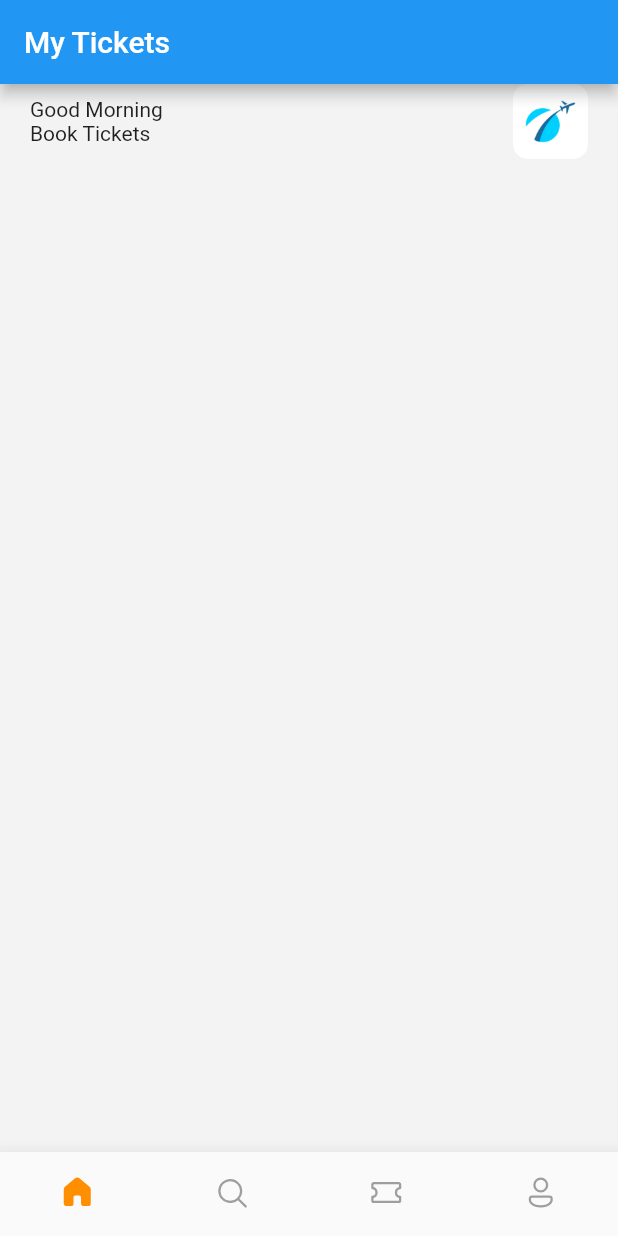
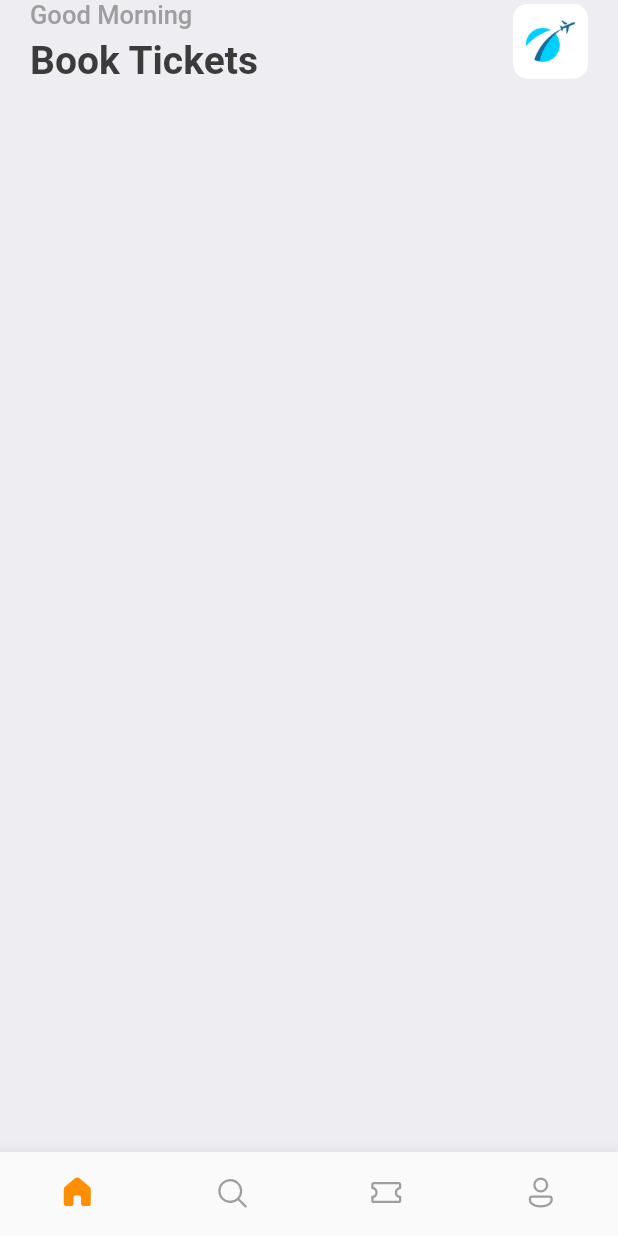
Before and after one commit to VinicioSantos/TicketBookAppFlutterStudyCase, a Flutter app: the screen it shows after launch, on a phone screen of 412 x 824 dp. Run offline on Flutter 3.47's test engine with Material 2 defaults, Android fonts, the phone set to English and light mode, and no system bars; our stand-ins replace fluentui_icons.

Commit message:
add styles utils

```diff
--- a/lib/main.dart
+++ b/lib/main.dart
@@ -1,5 +1,6 @@
 import 'package:flutter/material.dart';
 import 'package:flutter_application_1/scrrens/bottom_bar.dart';
+import 'package:flutter_application_1/utils/app_styles.dart';
 
 void main() {
   runApp(const MyApp());
@@ -12,9 +13,10 @@ class MyApp extends StatelessWidget {
   @override
   Widget build(BuildContext context) {
     return MaterialApp(
+      debugShowCheckedModeBanner: false,
       title: 'Flutter Demo',
       theme: ThemeData(
-        primarySwatch: Colors.blue,
+        primaryColor: primary
       ),
       home: const BottomBar(),
     );
--- a/lib/scrrens/bottom_bar.dart
+++ b/lib/scrrens/bottom_bar.dart
@@ -37,9 +37,6 @@ class _BottomBarState extends State<BottomBar> {
   @override
   Widget build(BuildContext context) {
     return Scaffold(
-      appBar: AppBar(
-        title: Text('My Tickets'),
-      ),
       body: Center(
         child: _widgetOptions[_selectedIndex],
       ),
--- a/lib/scrrens/home_screen.dart
+++ b/lib/scrrens/home_screen.dart
@@ -1,6 +1,8 @@
 import 'package:flutter/material.dart';
 import 'package:flutter/src/foundation/key.dart';
 import 'package:flutter/src/widgets/framework.dart';
+
+import '../utils/app_styles.dart';
 
 class HomeScreen extends StatelessWidget {
   const HomeScreen({Key? key}) : super(key: key);
@@ -8,7 +10,7 @@ class HomeScreen extends StatelessWidget {
   @override
   Widget build(BuildContext context) {
     return Scaffold(
-      backgroundColor: Color(Color.fromARGB(255, 243, 243, 243).value),
+      backgroundColor: Styles.bgColor,
       body: ListView(
         children: [
           Container(
@@ -20,8 +22,9 @@ class HomeScreen extends StatelessWidget {
                   Column(
                     crossAxisAlignment: CrossAxisAlignment.start,
                     children: [
-                      Text("Good Morning"),
-                      Text("Book Tickets"),
+                      Text("Good Morning", style: Styles.headLineStyle3),
+                      SizedBox(height: 5),
+                      Text("Book Tickets", style: Styles.headLineStyle),
                     ],
                   ),
                   Container(
--- /dev/null
+++ b/lib/utils/app_styles.dart
@@ -0,0 +1,29 @@
+import 'package:flutter/material.dart';
+
+Color primary = const Color(0xFF687daf);
+class Styles{
+  static Color promaryColor = primary;
+  static Color textColor = const Color(0xFF3b3b3b);
+  static Color bgColor = const Color(0xFFeeedf2);
+  static Color orangeColor = const Color(0xFF526799);
+  static TextStyle textStyle = TextStyle(
+    fontSize: 16,
+    color: textColor,
+    fontWeight: FontWeight.w500);
+  static TextStyle headLineStyle = TextStyle(
+    fontSize: 26,
+    color: textColor,
+    fontWeight: FontWeight.bold);
+  static TextStyle headLineStyle2 = TextStyle(
+    fontSize: 21,
+    color: textColor,
+    fontWeight: FontWeight.bold);
+  static TextStyle headLineStyle3 = TextStyle(
+    fontSize: 17,
+    color: Colors.grey.shade500,
+    fontWeight: FontWeight.w500);
+  static TextStyle headLineStyle4 = TextStyle(
+    fontSize: 14,
+    color: Colors.grey.shade500,
+    fontWeight: FontWeight.w500);
+}
```
